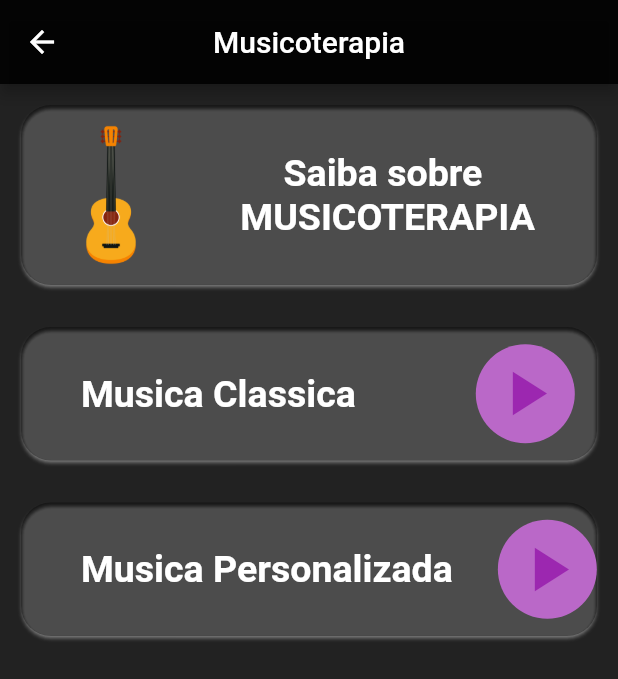
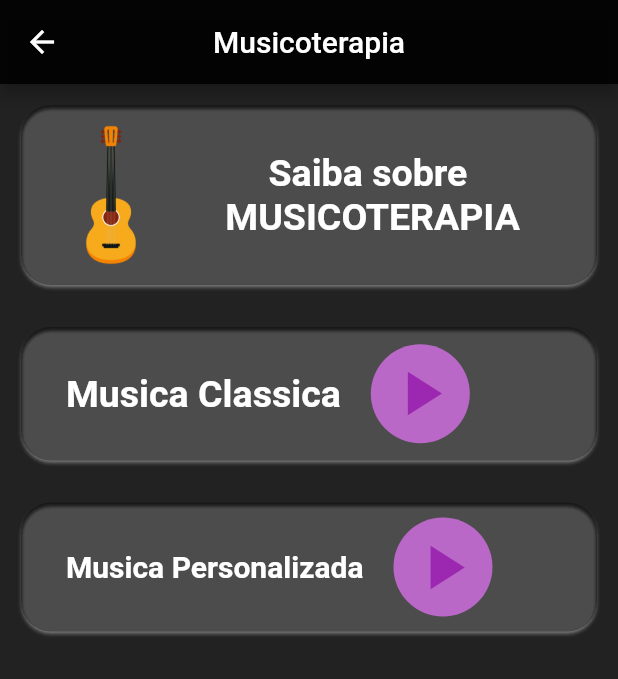
Before and after one commit to Guilherme-ctrl/SAPAD, a Flutter app: the MusicPage screen opened directly, on a phone screen of 412 x 824 dp. Shown: the top 679 px of the screen. Run offline on Flutter 3.47's test engine with Material 2 defaults, Android fonts, the phone set to English and light mode, and no system bars; our stand-ins replace audioplayers, carousel_slider, cloud_firestore, firebase_auth, firebase_core, firebase_database and 7 more; accounts and stored records are empty.

Commit message:
Render Flex

```diff
--- a/lib/Telas/Screens/musicoterapia.dart
+++ b/lib/Telas/Screens/musicoterapia.dart
@@ -58,6 +58,7 @@ class _MusicPageState extends State<MusicPage> {
                   child: Row(
                     children: [
                       Column(
+                        mainAxisAlignment: MainAxisAlignment.center,
                         children: [
                           Container(
                             width: 100.0,
@@ -70,10 +71,8 @@ class _MusicPageState extends State<MusicPage> {
                           ),
                         ],
                       ),
-                      Padding(
-                        padding: EdgeInsets.only(left: 10.0),
-                        child: Column(
-                          mainAxisAlignment: MainAxisAlignment.end,
+                      Column(
+                        mainAxisAlignment: MainAxisAlignment.center,
                         children: [
                           Container(
                             child: Padding(
@@ -88,7 +87,6 @@ class _MusicPageState extends State<MusicPage> {
                                 )),
                           )
                         ],
-                        ),
                       ),
                     ],
                   ),
@@ -111,9 +109,10 @@ class _MusicPageState extends State<MusicPage> {
                 padding: EdgeInsets.all(10.0),
                 child: Row(
                   children: [
-                    Padding(
-                      padding: EdgeInsets.only(left: 10.0, right: 60.0),
-                      child: Container(
+                    Column(
+                      mainAxisAlignment: MainAxisAlignment.center,
+                      children: [
+                        Container(
                           child: Padding(
                               padding: EdgeInsets.all(20.0),
                               child: Text(
@@ -125,7 +124,12 @@ class _MusicPageState extends State<MusicPage> {
                                 textAlign: TextAlign.center,
                               )),
                         ),
+                      ],
                     ),
+                    Column(
+                      mainAxisAlignment: MainAxisAlignment.center,
+                      crossAxisAlignment: CrossAxisAlignment.end,
+                      children: [
                         Container(
                           decoration: BoxDecoration(
                               color: Colors.purple[300],
@@ -150,6 +154,8 @@ class _MusicPageState extends State<MusicPage> {
                             },
                             icon: Icon(playBtn),
                           ),
+                        ),
+                      ],
                     )
                   ],
                 ),
@@ -168,21 +174,26 @@ class _MusicPageState extends State<MusicPage> {
                 padding: EdgeInsets.all(10.0),
                 child: Row(
                   children: [
-                    Padding(
-                      padding: EdgeInsets.only(left: 10.0, right: 10.0),
-                      child: Container(
+                    Column(
+                      mainAxisAlignment: MainAxisAlignment.center,
+                      children: [
+                        Container(
                           child: Padding(
                               padding: EdgeInsets.all(20.0),
                               child: Text(
                                 "Musica Personalizada",
                                 style: TextStyle(
-                                  fontSize: 25.0,
+                                    fontSize: 20.0,
                                     color: Colors.white,
                                     fontWeight: FontWeight.bold),
                                 textAlign: TextAlign.center,
                               )),
                         ),
+                      ],
                     ),
+                    Column(
+                      mainAxisAlignment: MainAxisAlignment.center,
+                      children: [
                         Container(
                           decoration: BoxDecoration(
                               color: Colors.purple[300],
@@ -195,6 +206,8 @@ class _MusicPageState extends State<MusicPage> {
                             },
                             icon: Icon(playBtn),
                           ),
+                        ),
+                      ],
                     )
                   ],
                 ),
```
Also changed, not shown: lib/Telas/HomeScreens/home.dart (+50 -101 lines), lib/Telas/HomeScreens/info.dart (+10 -8 lines), lib/Telas/LoginScreens/login.dart (+2 -6 lines), lib/Telas/Screens/cromo.dart (+3 -6 lines), lib/Telas/Screens/meditation.dart (+19 -12 lines). Lines whose indentation alone changed are shown as unchanged.
